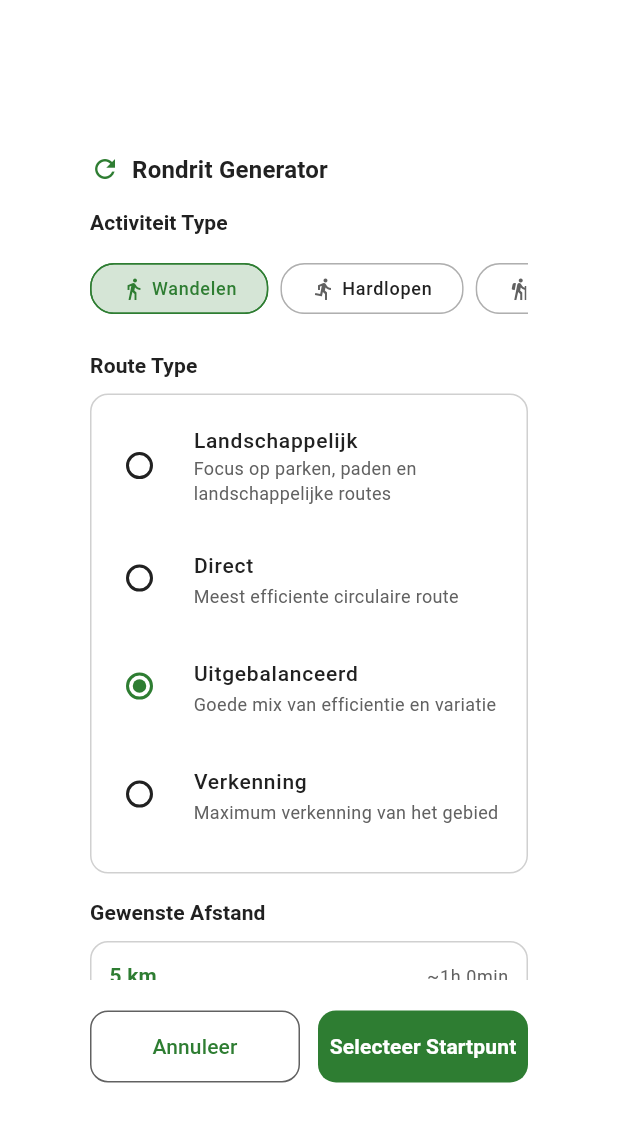
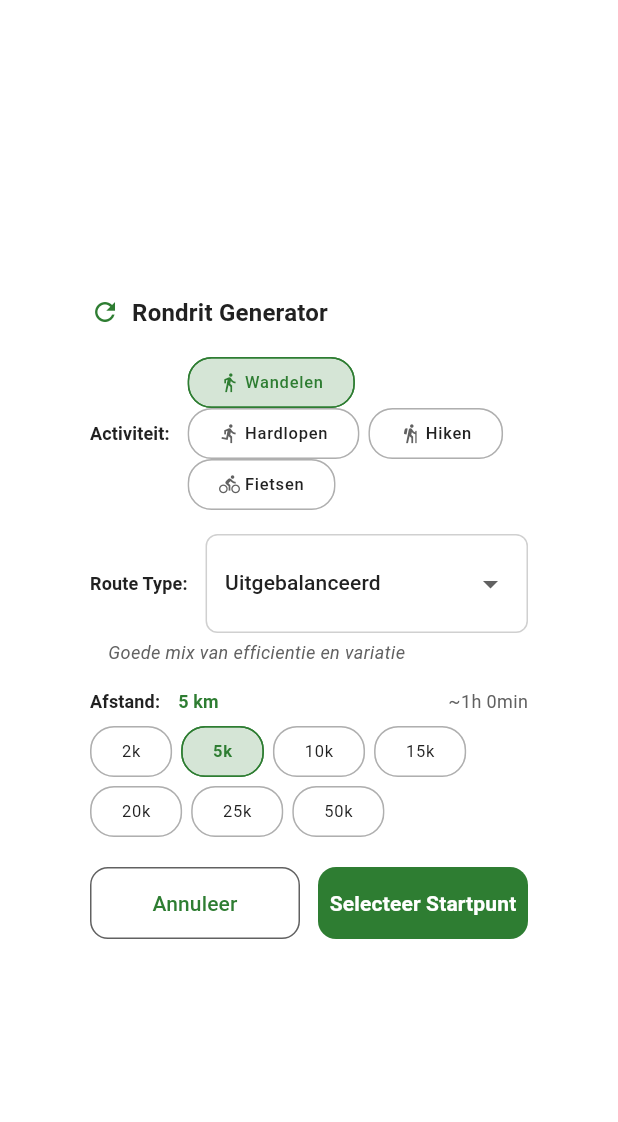
Before and after one commit to initdebugs/line2trail-Codex, a Flutter app: the RoundtripGeneratorDialog widget shown alone on an empty page, opened directly, on a phone screen of 412 x 824 dp. Shown: the top 1122 px of the screen. Run offline on Flutter 3.47's test engine with Material 3 defaults, Android fonts, the phone set to English and light mode, and no system bars; our stand-ins replace dio, flutter_map, geolocator, latlong2, permission_handler, shared_preferences; accounts and stored records are empty; network calls fail.

```diff
--- a/lib/features/map/widgets/map_control_rail.dart
+++ b/lib/features/map/widgets/map_control_rail.dart
@@ -3,12 +3,10 @@ import '../../../core/theme/app_colors.dart';
 
 class MapControlRail extends StatelessWidget {
   final VoidCallback onLocate;
-  final VoidCallback onLayers;
 
   const MapControlRail({
     super.key,
     required this.onLocate,
-    required this.onLayers,
   });
 
   @override
@@ -17,8 +15,7 @@ class MapControlRail extends StatelessWidget {
       mainAxisSize: MainAxisSize.min,
       children: [
         _SquareButton(icon: Icons.my_location, onTap: onLocate),
-        const SizedBox(height: 10),
-        _SquareButton(icon: Icons.layers, onTap: onLayers),
+        // Removed layers button - always use basic OpenStreetMap
       ],
     );
   }
--- a/lib/features/map/widgets/roundtrip_generator_dialog.dart
+++ b/lib/features/map/widgets/roundtrip_generator_dialog.dart
@@ -35,8 +35,6 @@ class _RoundtripGeneratorDialogState extends State<RoundtripGeneratorDialog> {
   Widget build(BuildContext context) {
     final unitsSystem = SettingsService.getUnitsSystem();
     final isMetric = unitsSystem == 'Metric';
-    final screenHeight = MediaQuery.of(context).size.height;
-    final maxDialogHeight = screenHeight * 0.8;
 
     return Dialog(
       shape: RoundedRectangleBorder(
@@ -44,9 +42,8 @@ class _RoundtripGeneratorDialogState extends State<RoundtripGeneratorDialog> {
       ),
       child: Container(
         padding: const EdgeInsets.all(20),
-        constraints: BoxConstraints(
+        constraints: const BoxConstraints(
           maxWidth: 400,
-          maxHeight: maxDialogHeight,
         ),
         child: Column(
           mainAxisSize: MainAxisSize.min,
@@ -69,48 +66,38 @@ class _RoundtripGeneratorDialogState extends State<RoundtripGeneratorDialog> {
                 ),
               ],
             ),
-            const SizedBox(height: 16),
+            const SizedBox(height: 20),
 
-            // Scrollable content area
-            Flexible(
-              child: SingleChildScrollView(
-                child: Column(
-                  crossAxisAlignment: CrossAxisAlignment.start,
+            // Activity Type Selection - Compact Row Layout
+            Row(
               children: [
-                    // Activity Type Selection
                 Text(
-                      'Activiteit Type',
-                      style: Theme.of(context).textTheme.titleMedium?.copyWith(
+                  'Activiteit:',
+                  style: Theme.of(context).textTheme.titleSmall?.copyWith(
                     fontWeight: FontWeight.w600,
                   ),
                 ),
-                    const SizedBox(height: 8),
-                    // Horizontal activity selector
-                    SizedBox(
-                      height: 50,
-                      child: ListView.builder(
-                        scrollDirection: Axis.horizontal,
-                        itemCount: ActivityType.values.length,
-                        itemBuilder: (context, index) {
-                          final activity = ActivityType.values[index];
+                const SizedBox(width: 12),
+                Expanded(
+                  child: Wrap(
+                    spacing: 6,
+                    children: ActivityType.values.map((activity) {
                       final isSelected = _selectedActivity == activity;
-
-                          return Padding(
-                            padding: EdgeInsets.only(right: index < ActivityType.values.length - 1 ? 8 : 0),
-                            child: FilterChip(
+                      return FilterChip(
+                        materialTapTargetSize: MaterialTapTargetSize.shrinkWrap,
                         label: Row(
                           mainAxisSize: MainAxisSize.min,
                           children: [
                             Icon(
                               activity.icon,
-                                    size: 16,
+                              size: 14,
                               color: isSelected ? AppColors.trailGreen : AppColors.textSecondary,
                             ),
-                                  const SizedBox(width: 4),
+                            const SizedBox(width: 3),
                             Text(
                               activity.displayName,
                               style: TextStyle(
-                                      fontSize: 12,
+                                fontSize: 11,
                                 color: isSelected ? AppColors.trailGreen : AppColors.textPrimary,
                               ),
                             ),
@@ -120,102 +107,101 @@ class _RoundtripGeneratorDialogState extends State<RoundtripGeneratorDialog> {
                         onSelected: (_) => setState(() => _selectedActivity = activity),
                         backgroundColor: AppColors.surface,
                         selectedColor: AppColors.trailGreen.withValues(alpha: 0.2),
-                              checkmarkColor: AppColors.trailGreen,
                         side: BorderSide(
                           color: isSelected ? AppColors.trailGreen : AppColors.textSecondary.withValues(alpha: 0.3),
                         ),
+                      );
+                    }).toList(),
                   ),
-                          );
-                        },
                 ),
+              ],
             ),
             const SizedBox(height: 16),
 
-                    // Route Strategy Selection
+            // Route Strategy Selection - Compact Dropdown
+            Row(
+              children: [
                 Text(
-                      'Route Type',
-                      style: Theme.of(context).textTheme.titleMedium?.copyWith(
+                  'Route Type:',
+                  style: Theme.of(context).textTheme.titleSmall?.copyWith(
                     fontWeight: FontWeight.w600,
                   ),
                 ),
-                    const SizedBox(height: 8),
-                    Container(
-                      padding: const EdgeInsets.all(12),
+                const SizedBox(width: 12),
+                Expanded(
+                  child: Container(
+                    padding: const EdgeInsets.symmetric(horizontal: 12, vertical: 8),
                     decoration: BoxDecoration(
                       color: AppColors.surface,
-                        borderRadius: BorderRadius.circular(12),
+                      borderRadius: BorderRadius.circular(8),
                       border: Border.all(color: AppColors.textSecondary.withValues(alpha: 0.3)),
                     ),
-                      child: Column(
-                        children: [
-                          for (final strategy in RoundtripStrategy.values)
-                            Padding(
-                              padding: const EdgeInsets.only(bottom: 8),
-                              child: RadioListTile<RoundtripStrategy>(
+                    child: DropdownButton<RoundtripStrategy>(
+                      value: _selectedStrategy,
+                      isExpanded: true,
+                      underline: const SizedBox(),
+                      items: RoundtripStrategy.values.map((strategy) {
+                        return DropdownMenuItem(
                           value: strategy,
-                                groupValue: _selectedStrategy,
+                          child: Text(
+                            _getStrategyTitle(strategy),
+                            style: const TextStyle(fontSize: 14),
+                          ),
+                        );
+                      }).toList(),
                       onChanged: (value) {
                         if (value != null) {
                           setState(() => _selectedStrategy = value);
                         }
                       },
-                                title: Text(
-                                  _getStrategyTitle(strategy),
-                                  style: const TextStyle(fontSize: 14, fontWeight: FontWeight.w500),
                     ),
-                                subtitle: Text(
-                                  _getStrategyDescription(strategy),
+                  ),
+                ),
+              ],
+            ),
+            const SizedBox(height: 4),
+            // Show description for selected strategy
+            Padding(
+              padding: const EdgeInsets.only(left: 12),
+              child: Text(
+                _getStrategyDescription(_selectedStrategy),
+                style: TextStyle(
+                  fontSize: 12,
+                  color: AppColors.textSecondary,
+                  fontStyle: FontStyle.italic,
+                ),
+              ),
+            ),
+            const SizedBox(height: 16),
+
+            // Distance Selection - Compact Layout
+            Row(
+              children: [
+                Text(
+                  'Afstand:',
+                  style: Theme.of(context).textTheme.titleSmall?.copyWith(
+                    fontWeight: FontWeight.w600,
+                  ),
+                ),
+                const SizedBox(width: 12),
+                Text(
+                  '${_selectedDistance.toInt()} ${isMetric ? 'km' : 'mi'}',
+                  style: Theme.of(context).textTheme.titleSmall?.copyWith(
+                    fontWeight: FontWeight.bold,
+                    color: AppColors.trailGreen,
+                  ),
+                ),
+                const Spacer(),
+                Text(
+                  '~${_getEstimatedTime()}',
                   style: TextStyle(
                     fontSize: 12,
                     color: AppColors.textSecondary,
                   ),
                 ),
-                                dense: true,
-                                contentPadding: EdgeInsets.zero,
-                                activeColor: AppColors.trailGreen,
-                              ),
-                            ),
               ],
             ),
-                    ),
-                    const SizedBox(height: 16),
-
-                    // Distance Selection
-                    Text(
-                      'Gewenste Afstand',
-                      style: Theme.of(context).textTheme.titleMedium?.copyWith(
-                        fontWeight: FontWeight.w600,
-                      ),
-                    ),
             const SizedBox(height: 8),
-                    Container(
-                      padding: const EdgeInsets.all(12),
-                      decoration: BoxDecoration(
-                        color: AppColors.surface,
-                        borderRadius: BorderRadius.circular(12),
-                        border: Border.all(color: AppColors.textSecondary.withValues(alpha: 0.3)),
-                      ),
-                      child: Column(
-                        children: [
-                          Row(
-                            mainAxisAlignment: MainAxisAlignment.spaceBetween,
-                            children: [
-                              Text(
-                                '${_selectedDistance.toInt()} ${isMetric ? 'km' : 'mi'}',
-                                style: Theme.of(context).textTheme.titleMedium?.copyWith(
-                                  fontWeight: FontWeight.bold,
-                                  color: AppColors.trailGreen,
-                                ),
-                              ),
-                              Text(
-                                '~${_getEstimatedTime()}',
-                                style: Theme.of(context).textTheme.bodySmall?.copyWith(
-                                  color: AppColors.textSecondary,
-                                ),
-                              ),
-                            ],
-                          ),
-                          const SizedBox(height: 12),
             Wrap(
               spacing: 6,
               runSpacing: 6,
@@ -227,13 +213,12 @@ class _RoundtripGeneratorDialogState extends State<RoundtripGeneratorDialog> {
                   materialTapTargetSize: MaterialTapTargetSize.shrinkWrap,
                   label: Text(
                     '${displayDistance.toInt()}${isMetric ? 'k' : 'm'}',
-                                  style: const TextStyle(fontSize: 12),
+                    style: const TextStyle(fontSize: 11),
                   ),
                   selected: isSelected,
                   onSelected: (_) => setState(() => _selectedDistance = distance),
                   backgroundColor: AppColors.surface,
                   selectedColor: AppColors.trailGreen.withValues(alpha: 0.2),
-                                checkmarkColor: AppColors.trailGreen,
                   labelStyle: TextStyle(
                     color: isSelected ? AppColors.trailGreen : AppColors.textPrimary,
                     fontWeight: isSelected ? FontWeight.w600 : FontWeight.normal,
@@ -243,13 +228,6 @@ class _RoundtripGeneratorDialogState extends State<RoundtripGeneratorDialog> {
                   ),
                 );
               }).toList(),
-                          ),
-                        ],
-                      ),
-                    ),
-                  ],
-                ),
-              ),
             ),
             const SizedBox(height: 20),
 
--- a/lib/features/routes/screens/routes_screen.dart
+++ b/lib/features/routes/screens/routes_screen.dart
@@ -354,12 +354,12 @@ class _RoutesScreenState extends State<RoutesScreen> {
                 ],
               ),
               const SizedBox(height: 12),
-              Row(
+              Wrap(
+                spacing: 8,
+                runSpacing: 4,
                 children: [
                   _buildStatChip(Icons.straighten, route.formattedDistance),
-                  const SizedBox(width: 8),
                   _buildStatChip(Icons.schedule, route.formattedTime),
-                  const SizedBox(width: 8),
                   _buildStatChip(Icons.calendar_today, route.formattedDate),
                 ],
               ),
```
Also changed, not shown: lib/features/map/screens/map_screen.dart (+112 -62 lines), lib/shared/services/routing_service.dart (+28 -52 lines), 3 other files. Lines whose indentation alone changed are shown as unchanged.
